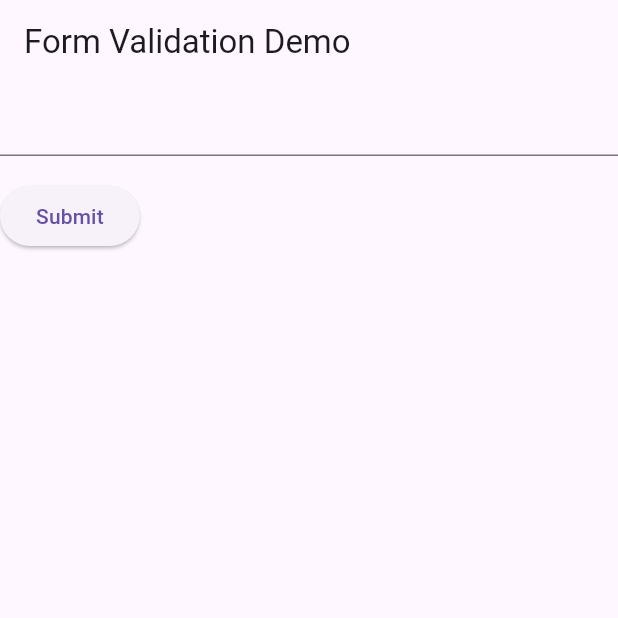
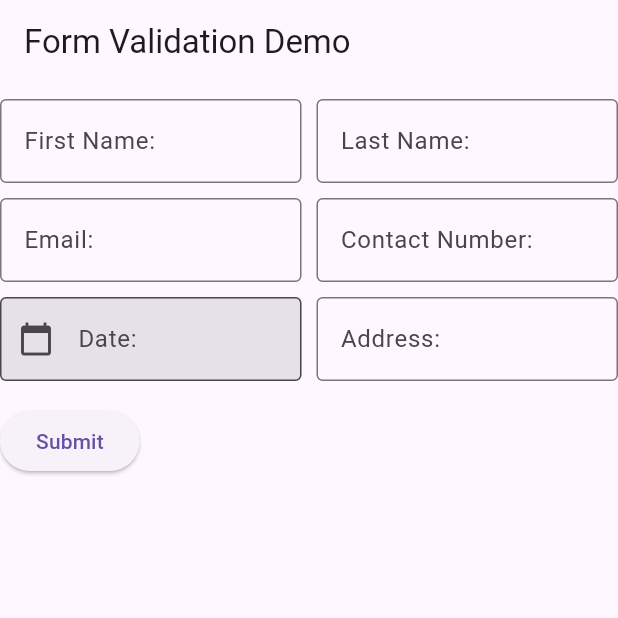
Before and after one commit to fheise1/incw10--MAD-, a Flutter app: the screen it shows after launch, on a phone screen of 412 x 824 dp, the top half of it. Run offline on Flutter 3.47's test engine with Material 3 defaults, Android fonts, the phone set to English and light mode, and no system bars.

Commit message:
fixed date picker

```diff
--- a/lib/main.dart
+++ b/lib/main.dart
@@ -1,4 +1,5 @@
 import 'package:flutter/material.dart';
+import 'package:flutter/cupertino.dart';
 
 void main() => runApp(const MyApp());
 
@@ -31,6 +32,10 @@ class MyCustomForm extends StatefulWidget {
   }
 }
 
+final TextEditingController _firstNameController = TextEditingController();
+final TextEditingController _lastNameController = TextEditingController();
+final TextEditingController _dateControler = TextEditingController();
+
 // Create a corresponding State class.
 // This class holds data related to the form.
 class MyCustomFormState extends State<MyCustomForm> {
@@ -41,6 +46,8 @@ class MyCustomFormState extends State<MyCustomForm> {
   // not a GlobalKey<MyCustomFormState>.
   final _formKey = GlobalKey<FormState>();
 
+  // Controllers for the text fields
+
   @override
   Widget build(BuildContext context) {
     // Build a Form widget using the _formKey created above.
@@ -49,14 +56,97 @@ class MyCustomFormState extends State<MyCustomForm> {
       child: Column(
         crossAxisAlignment: CrossAxisAlignment.start,
         children: [
-          TextFormField(
-            // The validator receives the text that the user has entered.
-            validator: (value) {
-              if (value == null || value.isEmpty) {
-                return 'Please enter some text';
-              }
-              return null;
-            },
+          SizedBox(
+            height: 10,
+          ),
+          Row(
+            mainAxisAlignment: MainAxisAlignment.spaceBetween,
+            children: [
+              Expanded(
+                child: TextFormField(
+                  controller: _firstNameController,
+                  decoration: InputDecoration(
+                    border: OutlineInputBorder(),
+                    hintText: 'First Name:',
+                    labelText: 'First Name:',
+                  ),
+                ),
+              ),
+              const SizedBox(width: 10),
+              Expanded(
+                child: TextFormField(
+                  controller: _lastNameController,
+                  decoration: InputDecoration(
+                    border: OutlineInputBorder(),
+                    hintText: 'Last Name:',
+                    labelText: 'Last Name:',
+                  ),
+                ),
+              ),
+            ],
+          ),
+          SizedBox(
+            height: 10,
+          ),
+          Row(
+            mainAxisAlignment: MainAxisAlignment.spaceBetween,
+            children: [
+              Expanded(
+                child: TextFormField(
+                  controller: _firstNameController,
+                  decoration: InputDecoration(
+                    border: OutlineInputBorder(),
+                    hintText: 'Email:',
+                    labelText: 'Email:',
+                  ),
+                ),
+              ),
+              const SizedBox(width: 10),
+              Expanded(
+                child: TextFormField(
+                  controller: _lastNameController,
+                  decoration: InputDecoration(
+                    border: OutlineInputBorder(),
+                    hintText: 'Contact Number:',
+                    labelText: 'Contact Number:',
+                  ),
+                ),
+              ),
+            ],
+          ),
+          SizedBox(
+            height: 10,
+          ),
+          Row(
+            mainAxisAlignment: MainAxisAlignment.spaceBetween,
+            children: [
+              Expanded(
+                child: SizedBox(
+                  child: TextFormField(
+                    controller: _dateControler,
+                    decoration: InputDecoration(
+                        border: OutlineInputBorder(),
+                        prefixIcon: Icon(Icons.calendar_today),
+                        labelText: 'Date:',
+                        filled: true),
+                    onTap: () {
+                      _selectDate(context);
+                    },
+                  ),
+                ),
+              ),
+              const SizedBox(width: 10),
+              Expanded(
+                child: TextFormField(
+                  controller: _lastNameController,
+                  decoration: InputDecoration(
+                    border: OutlineInputBorder(),
+                    hintText: 'Address:',
+                    labelText: 'Address:',
+                  ),
+                ),
+              ),
+            ],
           ),
           Padding(
             padding: const EdgeInsets.symmetric(vertical: 16),
@@ -79,3 +169,17 @@ class MyCustomFormState extends State<MyCustomForm> {
     );
   }
 }
+
+Future<void> _selectDate(BuildContext context) async {
+  DateTime? picked = await showDatePicker(
+    context: context,
+    initialDate: DateTime.now(),
+    firstDate: DateTime(1900),
+    lastDate: DateTime(2101),
+  );
+  if (picked != null) {
+    // Format the date as needed and update the controller
+    String formattedDate = "${picked.toLocal()}".split(' ')[0];
+    _dateControler.text = formattedDate; // Set the text of the controller
+  }
+}
```
Also changed, not shown: pubspec.lock, 125 other files.
